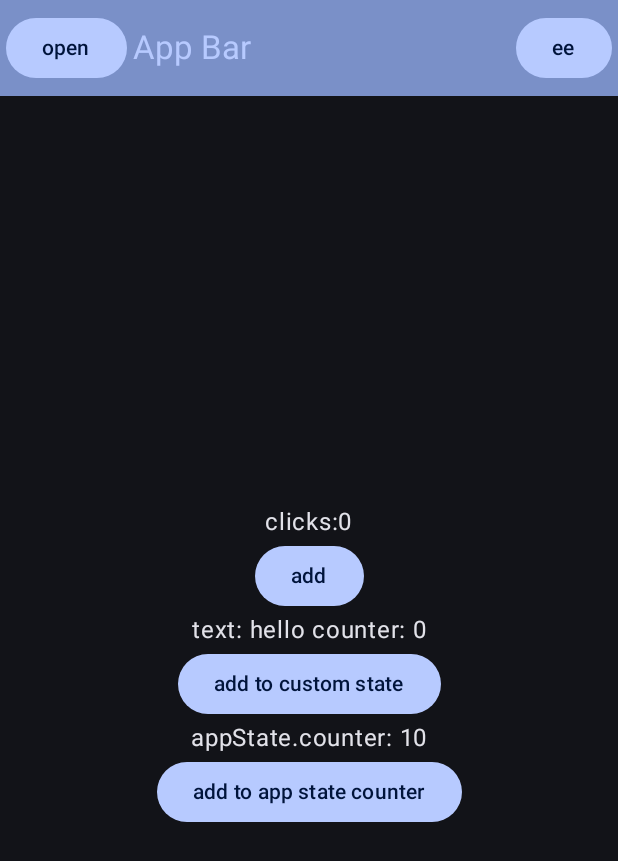
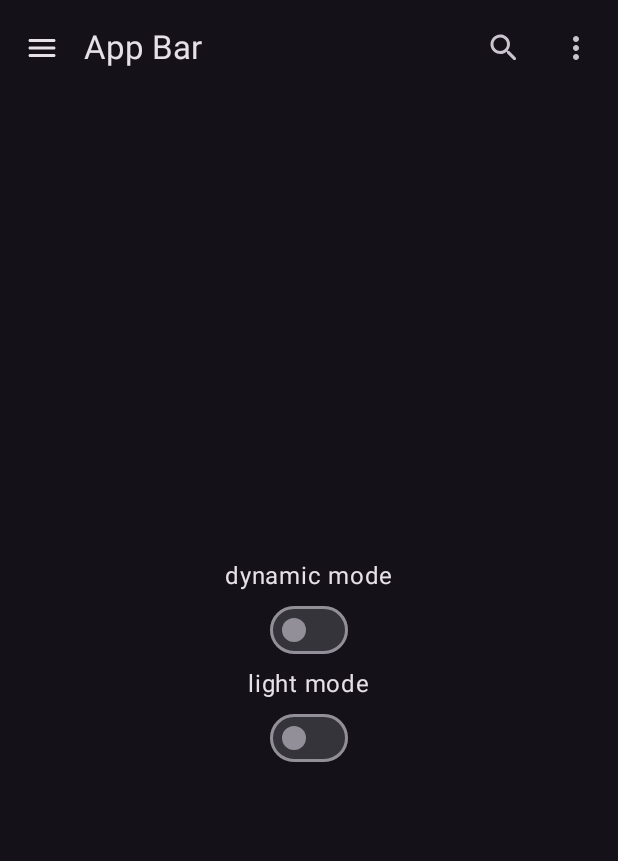
Before and after one commit to UrosSysPro/systemVI, an Android app built with Jetpack Compose: the screen it shows after launch (MainActivity), on a phone screen of 412 x 824 dp. Shown: the top 861 px of the screen. Run offline under Robolectric (Android 15) with nearby library versions, the phone set to English and light mode, and no system bars.

Commit message:
compose app navigation

```diff
--- a/compose-app/app/src/main/java/com/systempro/systemvi/compose_app/AppState.kt
+++ b/compose-app/app/src/main/java/com/systempro/systemvi/compose_app/AppState.kt
@@ -1,21 +1,14 @@
 package com.systempro.systemvi.compose_app
-
 import androidx.compose.runtime.getValue
-import androidx.compose.runtime.mutableIntStateOf
+import androidx.compose.runtime.mutableStateOf
 import androidx.compose.runtime.setValue
 import androidx.lifecycle.ViewModel
 import io.ktor.client.*
 import io.ktor.client.engine.cio.*
 
 class AppState : ViewModel() {
-    var counter by mutableIntStateOf(0)
     val httpClient: HttpClient = HttpClient(CIO)
+    var useLightTheme by mutableStateOf(false)
+    var useDynamicTheme by mutableStateOf(false)
 
-    init {
-        counter = 10
-    }
-
-    fun add() {
-        counter++
-    }
 }
--- a/compose-app/app/src/main/java/com/systempro/systemvi/compose_app/HomePage.kt
+++ b/compose-app/app/src/main/java/com/systempro/systemvi/compose_app/HomePage.kt
@@ -3,37 +3,49 @@ package com.systempro.systemvi.compose_app
 import androidx.compose.foundation.isSystemInDarkTheme
 import androidx.compose.foundation.layout.*
 import androidx.compose.foundation.lazy.LazyColumn
+import androidx.compose.material.icons.Icons
+import androidx.compose.material.icons.rounded.*
 import androidx.compose.material3.*
 import androidx.compose.runtime.*
 import androidx.compose.runtime.saveable.rememberSaveable
 import androidx.compose.ui.Alignment
 import androidx.compose.ui.Modifier
+import androidx.compose.ui.graphics.vector.ImageVector
 import androidx.compose.ui.platform.LocalContext
 import androidx.compose.ui.tooling.preview.Preview
 import androidx.compose.ui.unit.dp
 import androidx.lifecycle.viewmodel.compose.viewModel
-import io.ktor.client.request.*
 import kotlinx.coroutines.launch
 
-data class State(var a:Int,var b:String)
+data class NavigationLocation(
+    val id:Int,
+    val name:String,
+    val builder:@Composable ()->Unit,
+    val icon:ImageVector
+)
 
 @OptIn(ExperimentalMaterial3Api::class)
 @Composable
-fun HomePage(
-    darkTheme: Boolean = isSystemInDarkTheme(),
-    dynamicColor: Boolean = false
-) {
-    val colorScheme = if(darkTheme){
-        if(dynamicColor) dynamicDarkColorScheme(LocalContext.current) else Theme.DarkColorScheme
-    }else{
-        if(dynamicColor) dynamicLightColorScheme(LocalContext.current) else Theme.LightColorScheme
+fun HomePage(appState:AppState = viewModel()) {
+    val lightTheme=appState.useLightTheme
+    val dynamicTheme=appState.useDynamicTheme
+    val colorScheme=when{
+        dynamicTheme  &&  lightTheme -> dynamicLightColorScheme(LocalContext.current)
+        dynamicTheme  && !lightTheme -> dynamicDarkColorScheme(LocalContext.current)
+        !dynamicTheme &&  lightTheme -> Theme.LightColorScheme
+        /*!dynamic !light*/     else -> Theme.DarkColorScheme
     }
-    val drawerState= rememberDrawerState(initialValue = DrawerValue.Closed)
+    val drawerState = rememberDrawerState(initialValue = DrawerValue.Closed)
     val scope = rememberCoroutineScope()
-    var clicks by rememberSaveable{ mutableIntStateOf(0) }
-    var customState by remember { mutableStateOf(State(0,"hello")) }
-    val appState=viewModel<AppState>()
 
+    val navigationItems:List<NavigationLocation> = listOf(
+        NavigationLocation(0,"Theme",{ Box(modifier = Modifier){Text("settings page")} },Icons.Rounded.Settings),
+        NavigationLocation(1,"Theme",{ Box(modifier = Modifier)},Icons.Rounded.Settings),
+        NavigationLocation(2,"Theme",{ Box(modifier = Modifier)},Icons.Rounded.Settings),
+        NavigationLocation(3,"Theme",{ Box(modifier = Modifier)},Icons.Rounded.Settings),
+    )
+
+    var pageIndex by rememberSaveable { mutableIntStateOf(0) }
 
     MaterialTheme(
         colorScheme = colorScheme,
@@ -42,14 +54,15 @@ fun HomePage(
         ModalNavigationDrawer(drawerState = drawerState, drawerContent = {
             ModalDrawerSheet {
                 Box(Modifier.padding(horizontal = 15.dp, vertical = 15.dp)) {
-                    Text(text = "Navigation Drawer",)
+                    Text(text = "Navigation Drawer", style = MaterialTheme.typography.headlineMedium)
                 }
-                LazyColumn {
-                    items(10, key = {it}){
+                LazyColumn(modifier = Modifier.padding(horizontal = 10.dp)) {
+                    items(navigationItems.size, key = {navigationItems[it].id}){
+                        val navigationItem=navigationItems[it]
                         NavigationDrawerItem(
-                            label = { Text(text = "eee") },
-                            selected = false,
-                            onClick = { print("eee") }
+                            label = {Text(navigationItem.name)},
+                            selected = navigationItem.id==pageIndex,
+                            onClick = {pageIndex=it}
                         )
                     }
                 }
@@ -58,50 +71,45 @@ fun HomePage(
             Scaffold(
                 topBar = {
                     TopAppBar(
-                        navigationIcon = { Button(onClick ={ scope.launch { drawerState.open() }}) {
-                            Text(text = "open")
-                        }},
+                        navigationIcon = { IconButton(
+                            onClick = { scope.launch { drawerState.open() } },
+                            content = { Icon(Icons.Rounded.Menu, contentDescription = "Menu") }
+                        )},
                         actions = {
-                            Button(onClick = { scope.launch{drawerState.open()} }) {
-                                Text(text = "ee")
-                            }
+                            IconButton(
+                                onClick = { scope.launch { drawerState.open() } },
+                                content = { Icon(Icons.Rounded.Search, contentDescription = "Menu") }
+                            )
+                            IconButton(
+                                onClick = { scope.launch { drawerState.open() } },
+                                content = { Icon(Icons.Rounded.MoreVert, contentDescription = "Menu") }
+                            )
                         },
-
-                        colors = TopAppBarDefaults.topAppBarColors(
-                            containerColor = MaterialTheme.colorScheme.primaryContainer,
-                            titleContentColor = MaterialTheme.colorScheme.primary,
-                        ),
-                        title = { Text(text = "App Bar") }
+//                        colors = TopAppBarDefaults.topAppBarColors(
+//                            containerColor = MaterialTheme.colorScheme.primaryContainer,
+//                            titleContentColor = MaterialTheme.colorScheme.primary,
+//                        ),
+                        title = { Text(text = "App Bar ") }
                     )
                 },
 
                 content = { innerPadding ->
                     Column(modifier = Modifier
                         .padding(innerPadding)
-                        .fillMaxSize(), verticalArrangement = Arrangement.Center, horizontalAlignment = Alignment.CenterHorizontally) {
-                        Text(text = "clicks:$clicks")
-                        Button(onClick = {clicks++}) {
-                            Text(text = "add")
-                        }
-                        Text(text = "text: ${customState.b} counter: ${customState.a}")
-                        Button(onClick = {
-                            customState=State(customState.a+1,"hello")
-                            println("customState: ${customState.a}")
-                        }) {
-                            SideEffect {
-                                Logger.debug("side effect print")
-                            }
-                            LaunchedEffect(Unit){
-                                Logger.debug("launched effect print")
-                            }
-                            Text(text = "add to custom state")
-                        }
-                        Text(text = "appState.counter: ${appState.counter}")
-                        Button(onClick = {
-                            appState.add()
-                        }) {
-                            Text(text = "add to app state counter")
-                        }
+                        .fillMaxSize(),
+                        verticalArrangement = Arrangement.Center,
+                        horizontalAlignment = Alignment.CenterHorizontally
+                    ) {
+                        Text("dynamic mode")
+                        Switch(
+                            checked = appState.useDynamicTheme,
+                            onCheckedChange = {value->appState.useDynamicTheme = value}
+                        )
+                        Text("light mode")
+                        Switch(
+                            checked = appState.useLightTheme,
+                            onCheckedChange = {value->appState.useLightTheme = value}
+                        )
                     }
                 }
             )
@@ -112,5 +120,5 @@ fun HomePage(
 @Preview(showSystemUi = true, name = "Home page test")
 @Composable
 fun HomePagePreview() {
-    HomePage(dynamicColor = true, darkTheme = true)
+    HomePage()
 }
--- a/compose-app/app/src/main/java/com/systempro/systemvi/compose_app/MainActivity.kt
+++ b/compose-app/app/src/main/java/com/systempro/systemvi/compose_app/MainActivity.kt
@@ -8,7 +8,7 @@ class MainActivity : ComponentActivity() {
     override fun onCreate(savedInstanceState: Bundle?) {
         super.onCreate(savedInstanceState)
         setContent {
-            HomePage(dynamicColor = true,darkTheme = true)
+            HomePage()
         }
     }
 }
--- a/compose-app/app/src/main/java/com/systempro/systemvi/compose_app/Theme.kt
+++ b/compose-app/app/src/main/java/com/systempro/systemvi/compose_app/Theme.kt
@@ -2,8 +2,10 @@ package com.systempro.systemvi.compose_app
 
 import androidx.compose.material3.Typography
 import androidx.compose.material3.darkColorScheme
+import androidx.compose.material3.dynamicLightColorScheme
 import androidx.compose.material3.lightColorScheme
 import androidx.compose.ui.graphics.Color
+import androidx.compose.ui.platform.LocalContext
 import androidx.compose.ui.text.TextStyle
 import androidx.compose.ui.text.font.FontFamily
 import androidx.compose.ui.text.font.FontWeight
```
